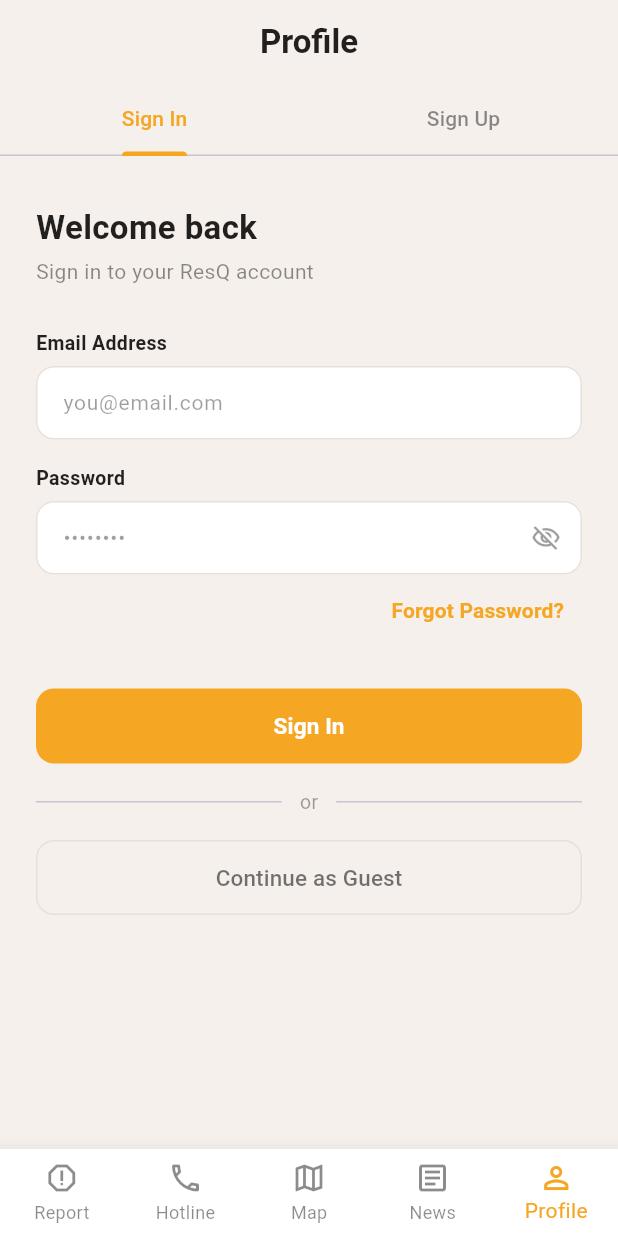
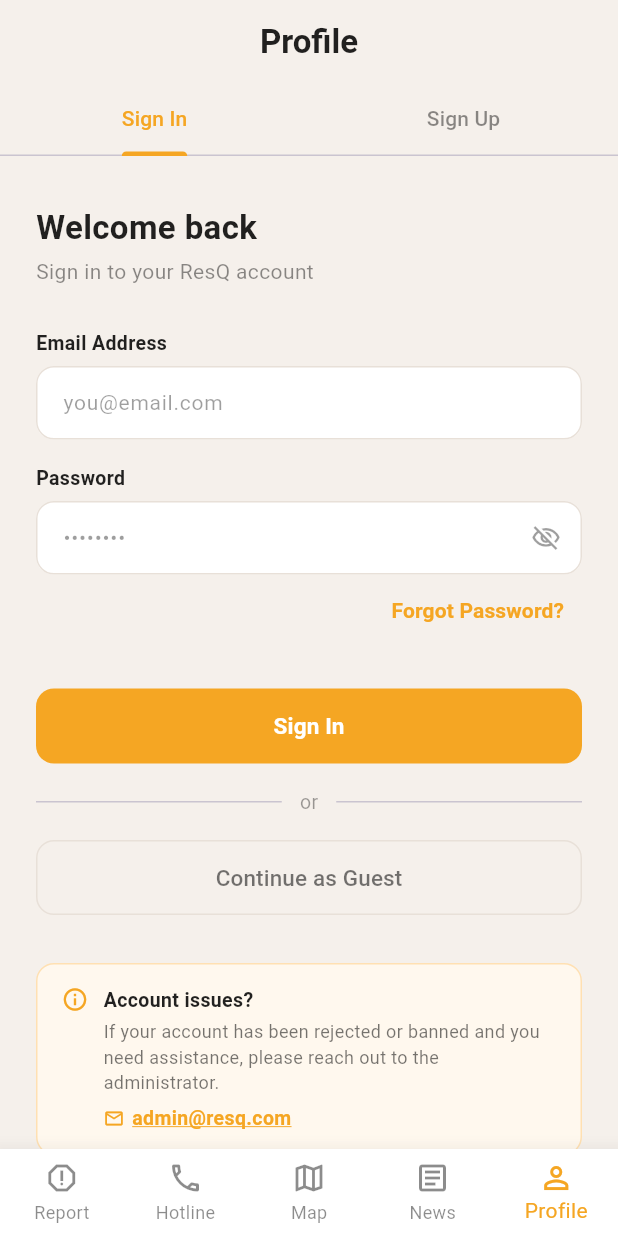
Before and after one commit to joshuaapostol24/application_ui_resq, a Flutter app: the screen it shows after launch, item 5 of the bottom bar chosen, on a phone screen of 412 x 824 dp. Run offline on Flutter 3.47's test engine with Material 3 defaults, Android fonts, the phone set to English and light mode, and no system bars; our stand-ins replace firebase_core, firebase_messaging, flutter_dotenv, flutter_local_notifications, flutter_map, geocoding and 5 more; accounts and stored records are empty; network calls fail.

Commit message:
Added a new status 'banned' which then prevents user from logging in if banned and added a contact on login page

```diff
--- a/lib/screens/profile_screen.dart
+++ b/lib/screens/profile_screen.dart
@@ -7,6 +7,7 @@
 import 'dart:io';
 import '../main.dart';
 import 'package:supabase_flutter/supabase_flutter.dart';
+import 'package:url_launcher/url_launcher.dart';
 
 class ProfileScreen extends StatelessWidget {
   const ProfileScreen({super.key});
@@ -372,6 +373,87 @@
                         fontSize: 15)),
               ),
             ),
+            const SizedBox(height: 32),
+
+            // ── Admin contact ──
+            Container(
+              padding: const EdgeInsets.symmetric(horizontal: 16, vertical: 14),
+              decoration: BoxDecoration(
+                color: const Color(0xFFFFF8EE),
+                borderRadius: BorderRadius.circular(12),
+                border: Border.all(color: const Color(0xFFFFE0B2)),
+              ),
+              child: Row(
+                crossAxisAlignment: CrossAxisAlignment.start,
+                children: [
+                  const Icon(
+                    Icons.info_outline,
+                    size: 18,
+                    color: Color(0xFFF5A623),
+                  ),
+                  const SizedBox(width: 10),
+                  Expanded(
+                    child: Column(
+                      crossAxisAlignment: CrossAxisAlignment.start,
+                      children: [
+                        const Text(
+                          'Account issues?',
+                          style: TextStyle(
+                            fontSize: 13,
+                            fontWeight: FontWeight.w700,
+                            color: Colors.black87,
+                          ),
+                        ),
+                        const SizedBox(height: 3),
+                        const Text(
+                          'If your account has been rejected or banned and you need assistance, please reach out to the administrator.',
+                          style: TextStyle(
+                            fontSize: 12,
+                            color: Colors.black54,
+                            height: 1.45,
+                          ),
+                        ),
+                        const SizedBox(height: 6),
+                        GestureDetector(
+                          onTap: () async {
+                            final Uri emailUri = Uri(
+                              scheme: 'mailto',
+                              path: 'admin@resq.com',
+                              query: 'subject=Account%20Assistance%20Request',
+                            );
+                            if (await canLaunchUrl(emailUri)) {
+                              await launchUrl(emailUri);
+                            }
+                          },
+                          child: Row(
+                            mainAxisSize: MainAxisSize.min,
+                            children: const [
+                              Icon(
+                                Icons.mail_outline,
+                                size: 14,
+                                color: Color(0xFFF5A623),
+                              ),
+                              SizedBox(width: 5),
+                              Text(
+                                'admin@resq.com',
+                                style: TextStyle(
+                                  fontSize: 13,
+                                  fontWeight: FontWeight.w600,
+                                  color: Color(0xFFF5A623),
+                                  decoration: TextDecoration.underline,
+                                  decorationColor: Color(0xFFF5A623),
+                                ),
+                              ),
+                            ],
+                          ),
+                        ),
+                      ],
+                    ),
+                  ),
+                ],
+              ),
+            ),
+
             const SizedBox(height: 24),
           ],
         ),
@@ -511,7 +593,7 @@
       name: _nameController.text.trim(),
       address: 'Barangay $_selectedBarangay',
       email: _emailController.text.trim(),
-      mobileNumber: _mobileController.text.trim(),
+      mobileNumber: '+63${_mobileController.text.trim()}',
       idType: _selectedIdType,
       idNumber: _idNumberController.text.trim(),
       idImageUrl: uploadedImageUrl,   // ← pass it here, not in a separate update
@@ -657,28 +739,29 @@
             const SizedBox(height: 16),
 
             // Mobile number
-            _FormLabel(label: 'Mobile Number'),
+            const _FormLabel(label: 'Mobile Number'),
             const SizedBox(height: 6),
             _ResQTextField(
               controller: _mobileController,
-              hint: '09XX XXX XXXX',
-              keyboardType: TextInputType.phone,
+              hint: '9XX XXX XXXX',
+              prefixText: '+63 ',
+              keyboardType: TextInputType.number,
               inputFormatters: [
                 FilteringTextInputFormatter.digitsOnly,
-                LengthLimitingTextInputFormatter(11),
+                LengthLimitingTextInputFormatter(10), // 10 digits after +63
               ],
               validator: (v) {
                 if (v == null || v.isEmpty) return 'Mobile number is required';
-                // Philippine mobile: starts with 09, exactly 11 digits
-                if (!RegExp(r'^09\d{9}$').hasMatch(v.trim())) {
-                  return 'Enter a valid PH mobile number (09XX XXX XXXX)';
+                // Must be 10 digits starting with 9
+                if (!RegExp(r'^9\d{9}$').hasMatch(v.trim())) {
+                  return 'Enter a valid PH number starting with +63 (e.g. 9XX XXX XXXX)';
                 }
                 return null;
               },
             ),
             const SizedBox(height: 16),
             // ID Type
-            _FormLabel(label: 'Valid ID Type'),
+            const _FormLabel(label: 'Valid ID Type'),
             const SizedBox(height: 6),
 
             Container(
@@ -1314,6 +1397,7 @@
   final Widget? suffixIcon;
   final String? Function(String?)? validator;
   final List<TextInputFormatter>? inputFormatters;
+  final String? prefixText;
 
   const _ResQTextField({
     required this.controller,
@@ -1323,6 +1407,7 @@
     this.suffixIcon,
     this.validator,
     this.inputFormatters,
+    this.prefixText,
   });
 
   @override
@@ -1342,6 +1427,12 @@
         fillColor: Colors.white,
         contentPadding:
             const EdgeInsets.symmetric(horizontal: 14, vertical: 14),
+        prefixText: prefixText,
+        prefixStyle: const TextStyle(
+          color: Colors.black87,
+          fontSize: 14,
+          fontWeight: FontWeight.w500,
+        ),
         border: OutlineInputBorder(
           borderRadius: BorderRadius.circular(12),
           borderSide: const BorderSide(color: Color(0xFFE8E0D8)),
--- a/lib/services/auth_service.dart
+++ b/lib/services/auth_service.dart
@@ -95,7 +95,7 @@
 
       final status = (data['status'] ?? 'pending').toString().toLowerCase();
 
-      if (status == 'pending' || status == 'rejected') {
+      if (status == 'pending' || status == 'rejected' || status == 'banned') {
         // BUG FIX: sign out of Supabase Auth so the JWT doesn't remain live
         // while the app shows the user as a guest.
         await _supabase.auth.signOut();
@@ -247,6 +247,13 @@
         };
       }
 
+      if (status == 'banned') {
+        return {
+          'success': false,
+          'message': 'Your account has been banned. Please contact the administrator for assistance.',
+        };
+      }
+
       // Only approved users continue to auth
       final response = await _supabase.auth.signInWithPassword(
         email: email,
```
